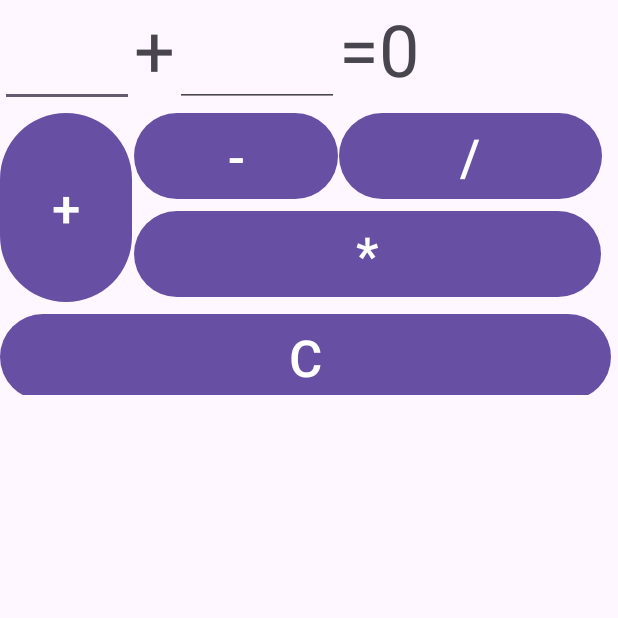
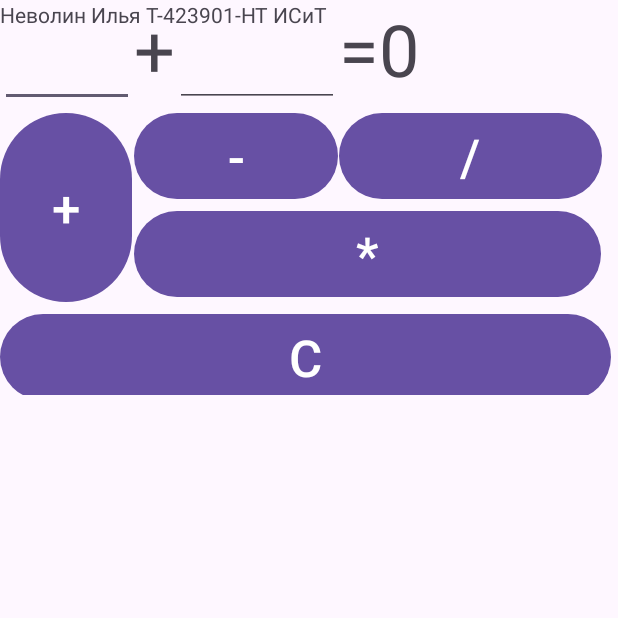
Before and after one commit to Involuntar/Calculator_Android, an Android app: the screen it shows after launch (MainActivity), on a phone screen of 412 x 824 dp, the top half of it. Run offline under Robolectric (Android 15) with nearby library versions, the phone set to English and light mode, and no system bars.

Commit message:
Добавил группу и имя/фамилию

```diff
--- a/app/src/main/res/layout/activity_main.xml
+++ b/app/src/main/res/layout/activity_main.xml
@@ -115,4 +115,12 @@
             app:layout_row="0" />
 
     </androidx.gridlayout.widget.GridLayout>
+
+    <TextView
+        android:id="@+id/textView9"
+        android:layout_width="wrap_content"
+        android:layout_height="wrap_content"
+        android:text="Неволин Илья Т-423901-НТ ИСиТ"
+        tools:layout_editor_absoluteX="18dp"
+        tools:layout_editor_absoluteY="696dp" />
 </androidx.constraintlayout.widget.ConstraintLayout>
```
